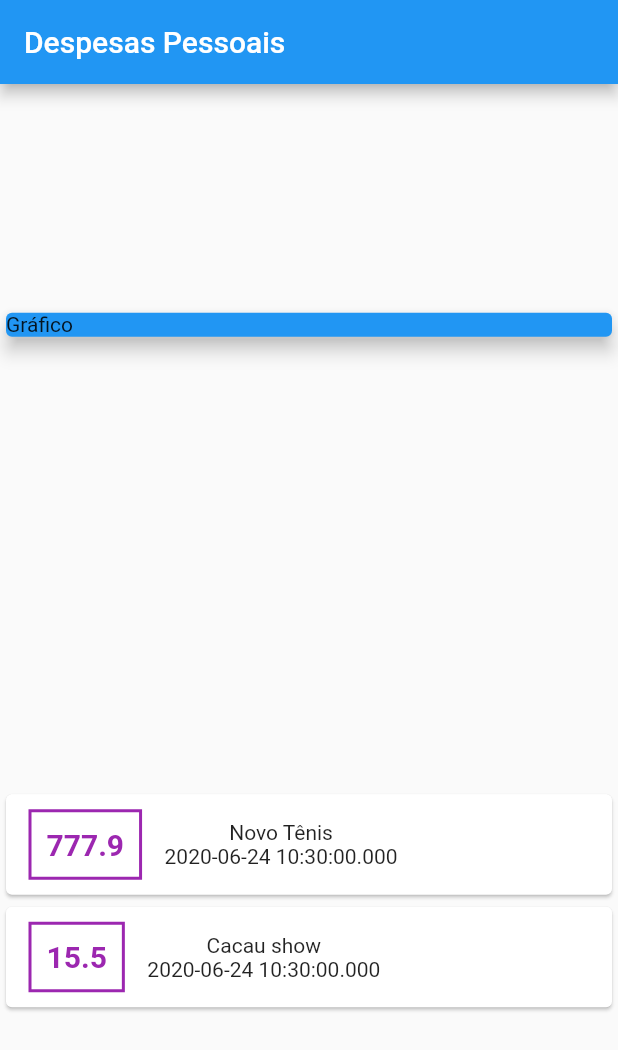
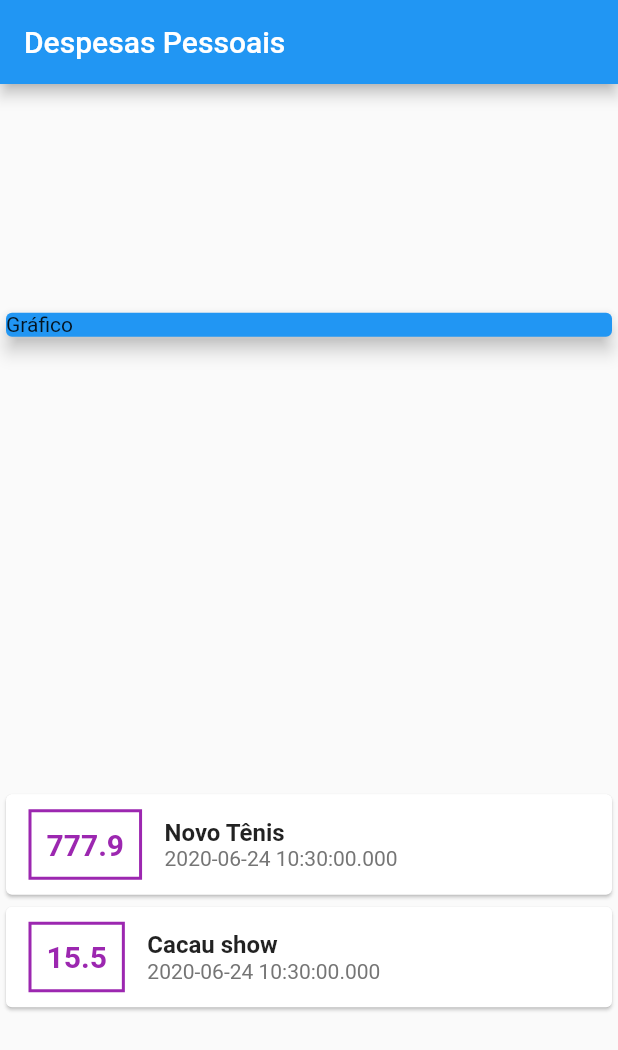
Before and after one commit to piovani/flutter_personal_expenses, a Flutter app: the screen it shows after launch, on a phone screen of 412 x 824 dp. Shown: the top 1050 px of the screen. Run offline on Flutter 3.47's test engine with Material 2 defaults, Android fonts, the phone set to English and light mode, and no system bars.

Commit message:
change secondary text

```diff
--- a/lib/main.dart
+++ b/lib/main.dart
@@ -67,9 +67,12 @@ class MyHomePage extends StatelessWidget {
                           )),
                     ),
                     Column(
+                      crossAxisAlignment: CrossAxisAlignment.start,
                       children: <Widget>[
-                        Text(tr.title),
-                        Text(tr.date.toString())
+                        Text(tr.title,
+                            style: TextStyle(
+                                fontSize: 16, fontWeight: FontWeight.bold)),
+                        Text(tr.date.toString(), style: TextStyle(color: Colors.grey[600]),)
                       ],
                     )
                   ],
```
